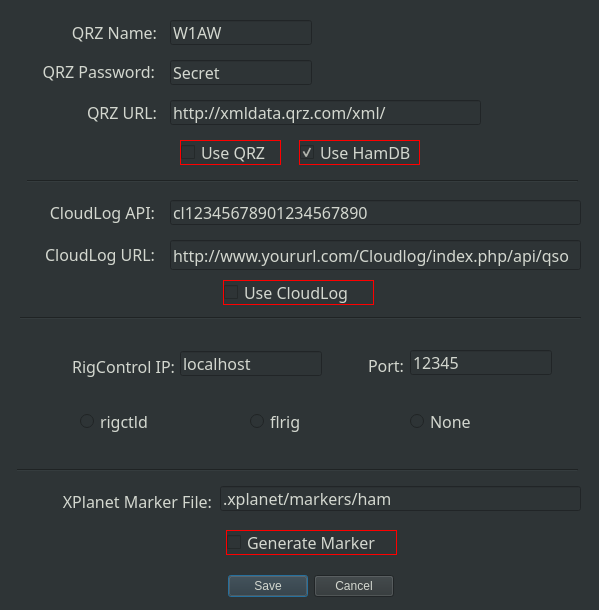
mbridak/WinterFieldDayLogger, file settings.ui: the form before one commit.
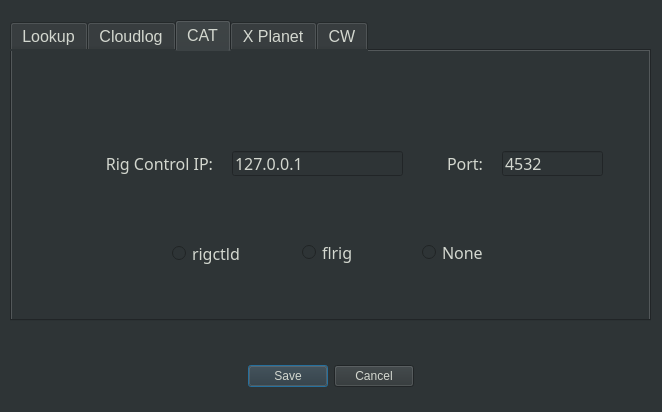
The form after the commit. The open tabs and pages were chosen to show the change.

Patch:
```diff
--- a/settings.ui
+++ b/settings.ui
@@ -6,8 +6,8 @@
    <rect>
     <x>0</x>
     <y>0</y>
-    <width>599</width>
-    <height>610</height>
+    <width>662</width>
+    <height>412</height>
    </rect>
   </property>
   <property name="windowTitle">
@@ -20,8 +20,8 @@
   <widget class="QDialogButtonBox" name="buttonBox">
    <property name="geometry">
     <rect>
-     <x>140</x>
-     <y>570</y>
+     <x>160</x>
+     <y>360</y>
      <width>341</width>
      <height>32</height>
     </rect>
@@ -34,10 +34,10 @@
    </property>
    <property name="font">
     <font>
-     <family>Courier</family>
-     <pointsize>11</pointsize>
-     <weight>75</weight>
-     <bold>true</bold>
+     <family>JetBrains Mono</family>
+     <pointsize>12</pointsize>
+     <weight>50</weight>
+     <bold>false</bold>
     </font>
    </property>
    <property name="layoutDirection">
@@ -53,13 +53,34 @@
     <bool>true</bool>
    </property>
   </widget>
+  <widget class="QTabWidget" name="tabWidget">
+   <property name="geometry">
+    <rect>
+     <x>10</x>
+     <y>20</y>
+     <width>641</width>
+     <height>301</height>
+    </rect>
+   </property>
+   <property name="font">
+    <font>
+     <pointsize>12</pointsize>
+    </font>
+   </property>
+   <property name="currentIndex">
+    <number>0</number>
+   </property>
+   <widget class="QWidget" name="tab_1">
+    <attribute name="title">
+     <string>Lookup</string>
+    </attribute>
   <widget class="QLabel" name="label">
    <property name="geometry">
     <rect>
-     <x>66</x>
-     <y>21</y>
-     <width>91</width>
-     <height>22</height>
+       <x>20</x>
+       <y>80</y>
+       <width>131</width>
+       <height>25</height>
     </rect>
    </property>
    <property name="font">
@@ -71,7 +92,7 @@
     </font>
    </property>
    <property name="text">
-    <string>QRZ Name:</string>
+      <string>User Name:</string>
    </property>
    <property name="alignment">
     <set>Qt::AlignRight|Qt::AlignTrailing|Qt::AlignVCenter</set>
@@ -80,10 +101,10 @@
   <widget class="QLabel" name="label_2">
    <property name="geometry">
     <rect>
-     <x>24</x>
-     <y>60</y>
+       <x>20</x>
+       <y>130</y>
      <width>131</width>
-     <height>22</height>
+       <height>25</height>
     </rect>
    </property>
    <property name="font">
@@ -95,137 +116,17 @@
     </font>
    </property>
    <property name="text">
-    <string>QRZ Password:</string>
+      <string>Password:</string>
    </property>
    <property name="alignment">
     <set>Qt::AlignRight|Qt::AlignTrailing|Qt::AlignVCenter</set>
    </property>
   </widget>
-  <widget class="QLabel" name="label_3">
+    <widget class="QRadioButton" name="useqrz_radioButton">
    <property name="geometry">
     <rect>
-     <x>76</x>
-     <y>101</y>
-     <width>81</width>
-     <height>22</height>
-    </rect>
-   </property>
-   <property name="font">
-    <font>
-     <family>JetBrains Mono</family>
-     <pointsize>12</pointsize>
-     <weight>50</weight>
-     <bold>false</bold>
-    </font>
-   </property>
-   <property name="text">
-    <string>QRZ URL:</string>
-   </property>
-   <property name="alignment">
-    <set>Qt::AlignRight|Qt::AlignTrailing|Qt::AlignVCenter</set>
-   </property>
-  </widget>
-  <widget class="QLabel" name="label_4">
-   <property name="geometry">
-    <rect>
-     <x>24</x>
-     <y>201</y>
-     <width>131</width>
-     <height>22</height>
-    </rect>
-   </property>
-   <property name="font">
-    <font>
-     <family>JetBrains Mono</family>
-     <pointsize>12</pointsize>
-     <weight>50</weight>
-     <bold>false</bold>
-    </font>
-   </property>
-   <property name="text">
-    <string>CloudLog API:</string>
-   </property>
-   <property name="alignment">
-    <set>Qt::AlignRight|Qt::AlignTrailing|Qt::AlignVCenter</set>
-   </property>
-  </widget>
-  <widget class="QLabel" name="label_5">
-   <property name="geometry">
-    <rect>
-     <x>24</x>
-     <y>243</y>
-     <width>131</width>
-     <height>22</height>
-    </rect>
-   </property>
-   <property name="font">
-    <font>
-     <family>JetBrains Mono</family>
-     <pointsize>12</pointsize>
-     <weight>50</weight>
-     <bold>false</bold>
-    </font>
-   </property>
-   <property name="text">
-    <string>CloudLog URL:</string>
-   </property>
-   <property name="alignment">
-    <set>Qt::AlignRight|Qt::AlignTrailing|Qt::AlignVCenter</set>
-   </property>
-  </widget>
-  <widget class="QLabel" name="label_6">
-   <property name="geometry">
-    <rect>
-     <x>40</x>
-     <y>355</y>
-     <width>135</width>
-     <height>22</height>
-    </rect>
-   </property>
-   <property name="font">
-    <font>
-     <family>JetBrains Mono</family>
-     <pointsize>12</pointsize>
-     <weight>50</weight>
-     <bold>false</bold>
-    </font>
-   </property>
-   <property name="text">
-    <string>RigControl IP:</string>
-   </property>
-   <property name="alignment">
-    <set>Qt::AlignRight|Qt::AlignTrailing|Qt::AlignVCenter</set>
-   </property>
-  </widget>
-  <widget class="QLabel" name="label_7">
-   <property name="geometry">
-    <rect>
-     <x>343</x>
-     <y>354</y>
-     <width>61</width>
-     <height>22</height>
-    </rect>
-   </property>
-   <property name="font">
-    <font>
-     <family>JetBrains Mono</family>
-     <pointsize>12</pointsize>
-     <weight>50</weight>
-     <bold>false</bold>
-    </font>
-   </property>
-   <property name="text">
-    <string>Port:</string>
-   </property>
-   <property name="alignment">
-    <set>Qt::AlignRight|Qt::AlignTrailing|Qt::AlignVCenter</set>
-   </property>
-  </widget>
-  <widget class="QCheckBox" name="useqrz_checkBox">
-   <property name="geometry">
-    <rect>
-     <x>180</x>
-     <y>140</y>
+       <x>100</x>
+       <y>200</y>
      <width>101</width>
      <height>25</height>
     </rect>
@@ -242,18 +143,21 @@
     <bool>false</bool>
    </property>
    <property name="styleSheet">
-    <string notr="true">border: 1px solid red;</string>
+      <string notr="true"/>
    </property>
    <property name="text">
     <string>Use QRZ</string>
    </property>
-  </widget>
-  <widget class="QCheckBox" name="usecloudlog_checkBox">
+     <attribute name="buttonGroup">
+      <string notr="true">buttonGroup_2</string>
+     </attribute>
+    </widget>
+    <widget class="QRadioButton" name="usehamdb_radioButton">
    <property name="geometry">
     <rect>
-     <x>223</x>
-     <y>280</y>
-     <width>151</width>
+       <x>220</x>
+       <y>200</y>
+       <width>121</width>
      <height>25</height>
     </rect>
    </property>
@@ -266,60 +170,73 @@
     </font>
    </property>
    <property name="styleSheet">
-    <string notr="true">border: 1px solid red;</string>
+      <string notr="true"/>
    </property>
    <property name="text">
-    <string>Use CloudLog</string>
-   </property>
-  </widget>
-  <widget class="QLineEdit" name="qrzname_field">
+      <string>Use HamDB</string>
+     </property>
+     <attribute name="buttonGroup">
+      <string notr="true">buttonGroup_2</string>
+     </attribute>
+    </widget>
+    <widget class="QRadioButton" name="usehamqth_radioButton">
    <property name="geometry">
     <rect>
-     <x>170</x>
-     <y>20</y>
-     <width>142</width>
-     <height>25</height>
+       <x>350</x>
+       <y>200</y>
+       <width>121</width>
+       <height>23</height>
     </rect>
    </property>
    <property name="font">
     <font>
      <family>JetBrains Mono</family>
      <pointsize>12</pointsize>
-     <weight>50</weight>
-     <bold>false</bold>
-    </font>
-   </property>
+      </font>
+     </property>
+     <property name="styleSheet">
+      <string notr="true"/>
+     </property>
    <property name="text">
-    <string>W1AW</string>
-   </property>
-  </widget>
-  <widget class="QLineEdit" name="qrzpass_field">
+      <string>Use HamQTH</string>
+     </property>
+     <attribute name="buttonGroup">
+      <string notr="true">buttonGroup_2</string>
+     </attribute>
+    </widget>
+    <widget class="QRadioButton" name="radioButton_3">
    <property name="geometry">
     <rect>
-     <x>170</x>
-     <y>60</y>
-     <width>142</width>
-     <height>25</height>
+       <x>490</x>
+       <y>200</y>
+       <width>71</width>
+       <height>23</height>
     </rect>
    </property>
    <property name="font">
     <font>
      <family>JetBrains Mono</family>
      <pointsize>12</pointsize>
-     <weight>50</weight>
-     <bold>false</bold>
     </font>
    </property>
    <property name="text">
-    <string>Secret</string>
-   </property>
-  </widget>
-  <widget class="QLineEdit" name="qrzurl_field">
+      <string>None</string>
+     </property>
+     <attribute name="buttonGroup">
+      <string notr="true">buttonGroup_2</string>
+     </attribute>
+    </widget>
+   </widget>
+   <widget class="QWidget" name="tab_2">
+    <attribute name="title">
+     <string>Cloudlog</string>
+    </attribute>
+    <widget class="QLabel" name="label_4">
    <property name="geometry">
     <rect>
-     <x>170</x>
-     <y>100</y>
-     <width>311</width>
+       <x>30</x>
+       <y>80</y>
+       <width>131</width>
      <height>25</height>
     </rect>
    </property>
@@ -332,15 +249,18 @@
     </font>
    </property>
    <property name="text">
-    <string>http://xmldata.qrz.com/xml/</string>
+      <string>API Key:</string>
+     </property>
+     <property name="alignment">
+      <set>Qt::AlignRight|Qt::AlignTrailing|Qt::AlignVCenter</set>
    </property>
   </widget>
   <widget class="QLineEdit" name="cloudlogapi_field">
    <property name="geometry">
     <rect>
      <x>170</x>
-     <y>200</y>
-     <width>411</width>
+       <y>80</y>
+       <width>461</width>
      <height>25</height>
     </rect>
    </property>
@@ -356,13 +276,37 @@
     <string>cl12345678901234567890</string>
    </property>
   </widget>
+    <widget class="QLabel" name="label_5">
+     <property name="geometry">
+      <rect>
+       <x>30</x>
+       <y>130</y>
+       <width>131</width>
+       <height>25</height>
+      </rect>
+     </property>
+     <property name="font">
+      <font>
+       <family>JetBrains Mono</family>
+       <pointsize>12</pointsize>
+       <weight>50</weight>
+       <bold>false</bold>
+      </font>
+     </property>
+     <property name="text">
+      <string>CloudLog URL:</string>
+     </property>
+     <property name="alignment">
+      <set>Qt::AlignRight|Qt::AlignTrailing|Qt::AlignVCenter</set>
+     </property>
+    </widget>
   <widget class="QLineEdit" name="cloudlogurl_field">
    <property name="geometry">
     <rect>
      <x>170</x>
-     <y>240</y>
-     <width>411</width>
-     <height>30</height>
+       <y>130</y>
+       <width>461</width>
+       <height>25</height>
     </rect>
    </property>
    <property name="font">
@@ -374,15 +318,68 @@
     </font>
    </property>
    <property name="text">
-    <string>http://www.yoururl.com/Cloudlog/index.php/api/qso</string>
+      <string>http://Cloudlog.com/Cloudlog/index.php/api/qso</string>
+     </property>
+    </widget>
+    <widget class="QCheckBox" name="usecloudlog_checkBox">
+     <property name="geometry">
+      <rect>
+       <x>240</x>
+       <y>200</y>
+       <width>151</width>
+       <height>25</height>
+      </rect>
+     </property>
+     <property name="font">
+      <font>
+       <family>JetBrains Mono</family>
+       <pointsize>12</pointsize>
+       <weight>50</weight>
+       <bold>false</bold>
+      </font>
+     </property>
+     <property name="styleSheet">
+      <string notr="true"/>
+     </property>
+     <property name="text">
+      <string>Use CloudLog</string>
+     </property>
+    </widget>
+   </widget>
+   <widget class="QWidget" name="tab_3">
+    <attribute name="title">
+     <string>CAT</string>
+    </attribute>
+    <widget class="QLabel" name="label_6">
+     <property name="geometry">
+      <rect>
+       <x>40</x>
+       <y>100</y>
+       <width>161</width>
+       <height>25</height>
+      </rect>
+     </property>
+     <property name="font">
+      <font>
+       <family>JetBrains Mono</family>
+       <pointsize>12</pointsize>
+       <weight>50</weight>
+       <bold>false</bold>
+      </font>
+     </property>
+     <property name="text">
+      <string>Rig Control IP:</string>
+     </property>
+     <property name="alignment">
+      <set>Qt::AlignRight|Qt::AlignTrailing|Qt::AlignVCenter</set>
    </property>
   </widget>
   <widget class="QLineEdit" name="rigcontrolip_field">
    <property name="geometry">
     <rect>
-     <x>180</x>
-     <y>351</y>
-     <width>142</width>
+       <x>220</x>
+       <y>100</y>
+       <width>171</width>
      <height>25</height>
     </rect>
    </property>
@@ -395,16 +392,113 @@
     </font>
    </property>
    <property name="text">
-    <string>localhost</string>
+      <string>127.0.0.1</string>
+     </property>
+    </widget>
+    <widget class="QLabel" name="label_7">
+     <property name="geometry">
+      <rect>
+       <x>400</x>
+       <y>100</y>
+       <width>71</width>
+       <height>25</height>
+      </rect>
+     </property>
+     <property name="font">
+      <font>
+       <family>JetBrains Mono</family>
+       <pointsize>12</pointsize>
+       <weight>50</weight>
+       <bold>false</bold>
+      </font>
+     </property>
+     <property name="text">
+      <string>Port:</string>
+     </property>
+     <property name="alignment">
+      <set>Qt::AlignRight|Qt::AlignTrailing|Qt::AlignVCenter</set>
    </property>
   </widget>
   <widget class="QLineEdit" name="rigcontrolport_field">
    <property name="geometry">
     <rect>
+       <x>490</x>
+       <y>100</y>
+       <width>101</width>
+       <height>25</height>
+      </rect>
+     </property>
+     <property name="font">
+      <font>
+       <family>JetBrains Mono</family>
+       <pointsize>12</pointsize>
+       <weight>50</weight>
+       <bold>false</bold>
+      </font>
+     </property>
+     <property name="text">
+      <string>4532</string>
+     </property>
+    </widget>
+    <widget class="QRadioButton" name="userigctld_radioButton">
+     <property name="geometry">
+      <rect>
+       <x>160</x>
+       <y>190</y>
+       <width>101</width>
+       <height>25</height>
+      </rect>
+     </property>
+     <property name="font">
+      <font>
+       <family>JetBrains Mono</family>
+       <pointsize>12</pointsize>
+       <weight>50</weight>
+       <bold>false</bold>
+      </font>
+     </property>
+     <property name="styleSheet">
+      <string notr="true"/>
+     </property>
+     <property name="text">
+      <string>rigctld</string>
+     </property>
+     <attribute name="buttonGroup">
+      <string notr="true">buttonGroup</string>
+     </attribute>
+    </widget>
+    <widget class="QRadioButton" name="useflrig_radioButton">
+     <property name="geometry">
+      <rect>
+       <x>290</x>
+       <y>190</y>
+       <width>92</width>
+       <height>23</height>
+      </rect>
+     </property>
+     <property name="font">
+      <font>
+       <family>JetBrains Mono</family>
+       <pointsize>12</pointsize>
+      </font>
+     </property>
+     <property name="styleSheet">
+      <string notr="true"/>
+     </property>
+     <property name="text">
+      <string>flrig</string>
+     </property>
+     <attribute name="buttonGroup">
+      <string notr="true">buttonGroup</string>
+     </attribute>
+    </widget>
+    <widget class="QRadioButton" name="radioButton">
+     <property name="geometry">
+      <rect>
      <x>410</x>
-     <y>350</y>
-     <width>142</width>
-     <height>25</height>
+       <y>190</y>
+       <width>71</width>
+       <height>23</height>
     </rect>
    </property>
    <property name="font">
@@ -416,71 +510,24 @@
     </font>
    </property>
    <property name="text">
-    <string>12345</string>
-   </property>
-  </widget>
-  <widget class="Line" name="line">
-   <property name="geometry">
-    <rect>
-     <x>27</x>
-     <y>171</y>
-     <width>551</width>
-     <height>20</height>
-    </rect>
-   </property>
-   <property name="font">
-    <font>
-     <family>Courier</family>
-     <pointsize>11</pointsize>
-     <weight>75</weight>
-     <bold>true</bold>
-    </font>
-   </property>
-   <property name="orientation">
-    <enum>Qt::Horizontal</enum>
-   </property>
-  </widget>
-  <widget class="Line" name="line_2">
-   <property name="geometry">
-    <rect>
-     <x>20</x>
-     <y>310</y>
-     <width>561</width>
-     <height>16</height>
-    </rect>
-   </property>
-   <property name="font">
-    <font>
-     <family>Courier</family>
-     <pointsize>11</pointsize>
-     <weight>75</weight>
-     <bold>true</bold>
-    </font>
-   </property>
-   <property name="orientation">
-    <enum>Qt::Horizontal</enum>
-   </property>
-  </widget>
-  <widget class="Line" name="line_3">
-   <property name="geometry">
-    <rect>
-     <x>17</x>
-     <y>460</y>
-     <width>561</width>
-     <height>20</height>
-    </rect>
-   </property>
-   <property name="orientation">
-    <enum>Qt::Horizontal</enum>
-   </property>
-  </widget>
+      <string>None</string>
+     </property>
+     <attribute name="buttonGroup">
+      <string notr="true">buttonGroup</string>
+     </attribute>
+    </widget>
+   </widget>
+   <widget class="QWidget" name="tab_4">
+    <attribute name="title">
+     <string>X Planet</string>
+    </attribute>
   <widget class="QLabel" name="label_8">
    <property name="geometry">
     <rect>
-     <x>11</x>
-     <y>490</y>
-     <width>201</width>
-     <height>22</height>
+       <x>30</x>
+       <y>120</y>
+       <width>151</width>
+       <height>25</height>
     </rect>
    </property>
    <property name="font">
@@ -490,7 +537,7 @@
     </font>
    </property>
    <property name="text">
-    <string>XPlanet Marker File:</string>
+      <string>XPlanet Marker:</string>
    </property>
    <property name="alignment">
     <set>Qt::AlignRight|Qt::AlignTrailing|Qt::AlignVCenter</set>
@@ -499,9 +546,9 @@
   <widget class="QLineEdit" name="markerfile_field">
    <property name="geometry">
     <rect>
-     <x>220</x>
-     <y>486</y>
-     <width>361</width>
+       <x>190</x>
+       <y>120</y>
+       <width>411</width>
      <height>25</height>
     </rect>
    </property>
@@ -518,8 +565,8 @@
   <widget class="QCheckBox" name="generatemarker_checkbox">
    <property name="geometry">
     <rect>
-     <x>226</x>
-     <y>530</y>
+       <x>240</x>
+       <y>220</y>
      <width>171</width>
      <height>25</height>
     </rect>
@@ -531,22 +578,24 @@
     </font>
    </property>
    <property name="styleSheet">
-    <string notr="true">border: 1px solid red;</string>
+      <string notr="true"/>
    </property>
    <property name="text">
     <string>Generate Marker</string>
    </property>
   </widget>
-  <widget class="QCheckBox" name="usehamdb_checkBox">
-   <property name="enabled">
-    <bool>true</bool>
-   </property>
+   </widget>
+   <widget class="QWidget" name="tab">
+    <attribute name="title">
+     <string>CW</string>
+    </attribute>
+    <widget class="QLabel" name="label_10">
    <property name="geometry">
     <rect>
-     <x>299</x>
-     <y>140</y>
+       <x>130</x>
+       <y>80</y>
      <width>121</width>
-     <height>25</height>
+       <height>20</height>
     </rect>
    </property>
    <property name="font">
@@ -555,21 +604,78 @@
      <pointsize>12</pointsize>
     </font>
    </property>
-   <property name="styleSheet">
-    <string notr="true">border: 1px solid red;</string>
-   </property>
+     <property name="text">
+      <string>CW_Address:</string>
+     </property>
+     <property name="alignment">
+      <set>Qt::AlignRight|Qt::AlignTrailing|Qt::AlignVCenter</set>
+     </property>
+    </widget>
+    <widget class="QLabel" name="label_11">
+     <property name="geometry">
+      <rect>
+       <x>170</x>
+       <y>130</y>
+       <width>81</width>
+       <height>20</height>
+      </rect>
+     </property>
+     <property name="font">
+      <font>
+       <family>JetBrains Mono</family>
+       <pointsize>12</pointsize>
+      </font>
+     </property>
    <property name="text">
-    <string>Use HamDB</string>
-   </property>
-   <property name="checked">
-    <bool>true</bool>
-   </property>
-  </widget>
-  <widget class="QRadioButton" name="radioButton_rigctld">
+      <string>CW_Port:</string>
+     </property>
+     <property name="alignment">
+      <set>Qt::AlignRight|Qt::AlignTrailing|Qt::AlignVCenter</set>
+     </property>
+    </widget>
+    <widget class="QLineEdit" name="cwip_field">
    <property name="geometry">
     <rect>
-     <x>80</x>
-     <y>410</y>
+       <x>260</x>
+       <y>78</y>
+       <width>171</width>
+       <height>25</height>
+      </rect>
+     </property>
+     <property name="font">
+      <font>
+       <family>JetBrains Mono</family>
+       <pointsize>12</pointsize>
+      </font>
+     </property>
+     <property name="text">
+      <string>localhost</string>
+     </property>
+    </widget>
+    <widget class="QLineEdit" name="cwport_field">
+     <property name="geometry">
+      <rect>
+       <x>260</x>
+       <y>128</y>
+       <width>171</width>
+       <height>25</height>
+      </rect>
+     </property>
+     <property name="font">
+      <font>
+       <family>JetBrains Mono</family>
+       <pointsize>12</pointsize>
+      </font>
+     </property>
+     <property name="text">
+      <string>6789</string>
+     </property>
+    </widget>
+    <widget class="QRadioButton" name="usecwdaemon_radioButton">
+     <property name="geometry">
+      <rect>
+       <x>110</x>
+       <y>220</y>
      <width>112</width>
      <height>23</height>
     </rect>
@@ -581,15 +687,15 @@
     </font>
    </property>
    <property name="text">
-    <string>rigctld</string>
-   </property>
-  </widget>
-  <widget class="QRadioButton" name="radioButton_flrig">
+      <string>cwdaemon</string>
+     </property>
+    </widget>
+    <widget class="QRadioButton" name="usepywinkeyer_radioButton">
    <property name="geometry">
     <rect>
-     <x>250</x>
-     <y>410</y>
-     <width>112</width>
+       <x>270</x>
+       <y>220</y>
+       <width>121</width>
      <height>23</height>
     </rect>
    </property>
@@ -600,15 +706,15 @@
     </font>
    </property>
    <property name="text">
-    <string>flrig</string>
-   </property>
-  </widget>
-  <widget class="QRadioButton" name="radioButton_none">
+      <string>PyWinkeyer</string>
+     </property>
+    </widget>
+    <widget class="QRadioButton" name="radioButton_5">
    <property name="geometry">
     <rect>
-     <x>410</x>
-     <y>410</y>
-     <width>91</width>
+       <x>440</x>
+       <y>220</y>
+       <width>112</width>
      <height>23</height>
     </rect>
    </property>
@@ -621,6 +727,8 @@
    <property name="text">
     <string>None</string>
    </property>
+    </widget>
+   </widget>
   </widget>
  </widget>
  <resources/>
```
Left out of the diff: 50 changed lines with no effect on the pictures. Lines whose indentation alone changed are shown as unchanged.
